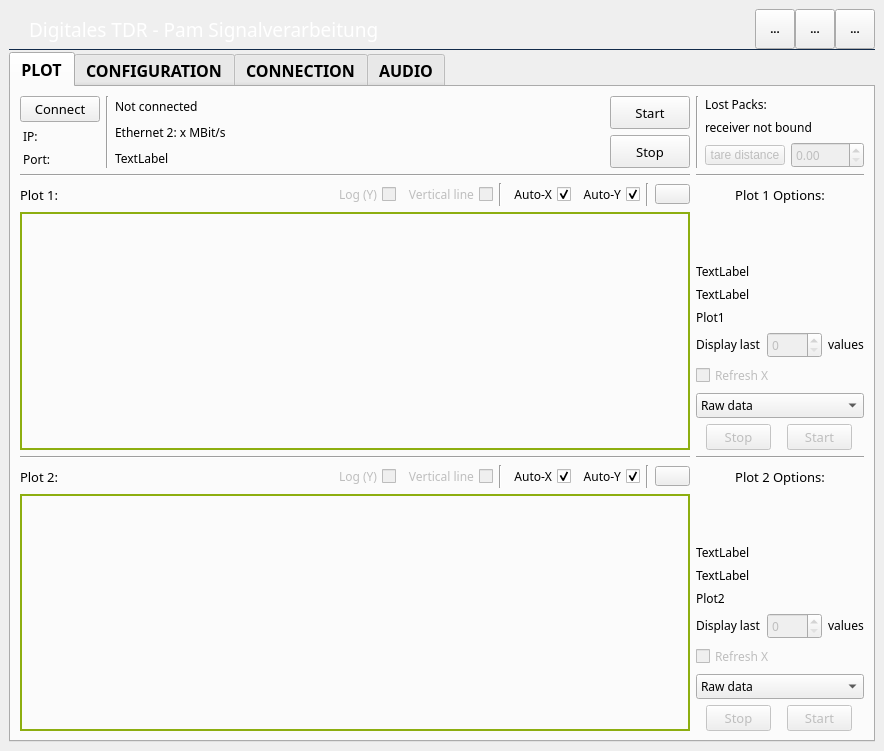
This is resources/Mainwindow.ui in arongrk/Pam as Qt 5 draws it before an edit. The edited form follows.
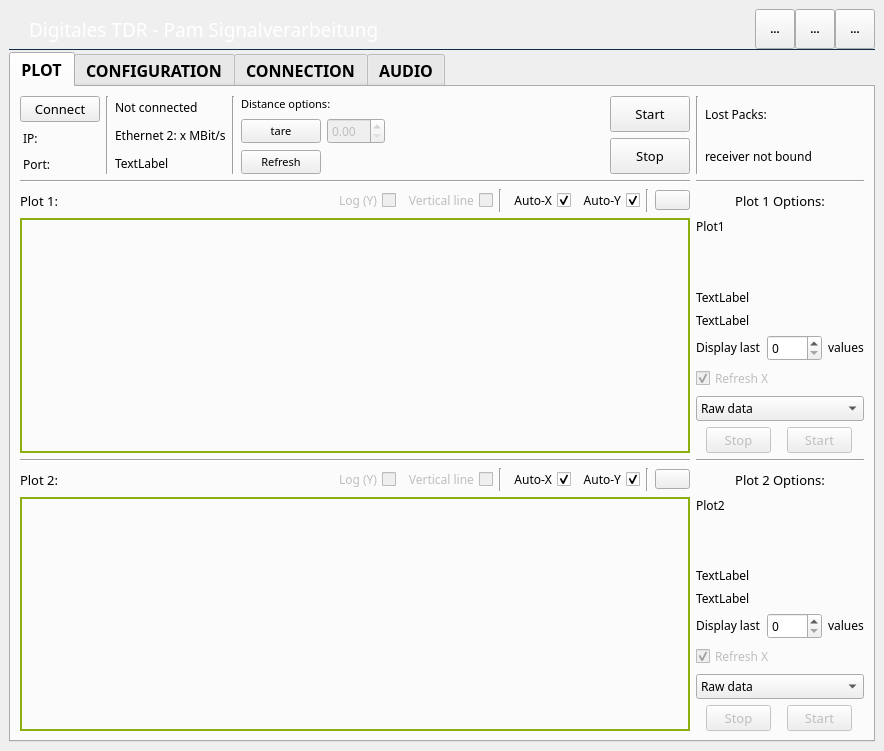
This is the edited form. Icons and pictures are not drawn. Custom widgets are drawn as their Qt base class.

Patch:
```diff
--- a/resources/Mainwindow.ui
+++ b/resources/Mainwindow.ui
@@ -439,8 +439,8 @@
             </item>
             <item row="6" column="1">
              <layout class="QGridLayout" name="gridLayout_5">
-              <item row="3" column="0">
-               <widget class="QLabel" name="label_22">
+              <item row="7" column="0">
+               <widget class="QComboBox" name="QComboBox_2">
                 <property name="font">
                  <font>
                   <family>RubFlama</family>
@@ -449,15 +449,90 @@
                   <bold>false</bold>
                  </font>
                 </property>
-                <property name="text">
-                 <string>Plot2</string>
-                </property>
-                <property name="textInteractionFlags">
-                 <set>Qt::LinksAccessibleByMouse|Qt::TextSelectableByKeyboard|Qt::TextSelectableByMouse</set>
-                </property>
+                <item>
+                 <property name="text">
+                  <string>Raw data</string>
+                 </property>
+                </item>
+                <item>
+                 <property name="text">
+                  <string>IRF</string>
+                 </property>
+                </item>
+                <item>
+                 <property name="text">
+                  <string>Distance</string>
+                 </property>
+                </item>
+                <item>
+                 <property name="text">
+                  <string>IRF Interpolated</string>
+                 </property>
+                </item>
                </widget>
               </item>
-              <item row="1" column="0">
+              <item row="5" column="0">
+               <layout class="QHBoxLayout" name="horizontalLayout_4">
+                <item>
+                 <widget class="QLabel" name="label_18">
+                  <property name="font">
+                   <font>
+                    <family>RubFlama</family>
+                    <pointsize>9</pointsize>
+                    <weight>50</weight>
+                    <bold>false</bold>
+                   </font>
+                  </property>
+                  <property name="text">
+                   <string>Display last</string>
+                  </property>
+                  <property name="textInteractionFlags">
+                   <set>Qt::LinksAccessibleByMouse|Qt::TextSelectableByKeyboard|Qt::TextSelectableByMouse</set>
+                  </property>
+                 </widget>
+                </item>
+                <item>
+                 <widget class="QSpinBox" name="last_values2">
+                  <property name="enabled">
+                   <bool>true</bool>
+                  </property>
+                  <property name="font">
+                   <font>
+                    <family>RubFlama</family>
+                    <pointsize>9</pointsize>
+                    <weight>50</weight>
+                    <bold>false</bold>
+                   </font>
+                  </property>
+                  <property name="maximum">
+                   <number>5000</number>
+                  </property>
+                  <property name="singleStep">
+                   <number>100</number>
+                  </property>
+                 </widget>
+                </item>
+                <item>
+                 <widget class="QLabel" name="label_29">
+                  <property name="font">
+                   <font>
+                    <family>RubFlama</family>
+                    <pointsize>9</pointsize>
+                    <weight>50</weight>
+                    <bold>false</bold>
+                   </font>
+                  </property>
+                  <property name="text">
+                   <string>values</string>
+                  </property>
+                  <property name="textInteractionFlags">
+                   <set>Qt::LinksAccessibleByMouse|Qt::TextSelectableByKeyboard|Qt::TextSelectableByMouse</set>
+                  </property>
+                 </widget>
+                </item>
+               </layout>
+              </item>
+              <item row="2" column="0">
                <widget class="QLabel" name="label_20">
                 <property name="font">
                  <font>
@@ -475,7 +550,7 @@
                 </property>
                </widget>
               </item>
-              <item row="7" column="0">
+              <item row="8" column="0">
                <layout class="QHBoxLayout" name="horizontalLayout_6">
                 <item>
                  <widget class="QPushButton" name="stop_plot2">
@@ -533,52 +608,7 @@
                 </item>
                </layout>
               </item>
-              <item row="6" column="0">
-               <widget class="QComboBox" name="QComboBox_2">
-                <property name="font">
-                 <font>
-                  <family>RubFlama</family>
-                  <pointsize>9</pointsize>
-                  <weight>50</weight>
-                  <bold>false</bold>
-                 </font>
-                </property>
-                <item>
-                 <property name="text">
-                  <string>Raw data</string>
-                 </property>
-                </item>
-                <item>
-                 <property name="text">
-                  <string>IRF</string>
-                 </property>
-                </item>
-                <item>
-                 <property name="text">
-                  <string>Distance</string>
-                 </property>
-                </item>
-                <item>
-                 <property name="text">
-                  <string>IRF Interpolated</string>
-                 </property>
-                </item>
-               </widget>
-              </item>
-              <item row="0" column="0">
-               <spacer name="verticalSpacer">
-                <property name="orientation">
-                 <enum>Qt::Vertical</enum>
-                </property>
-                <property name="sizeHint" stdset="0">
-                 <size>
-                  <width>20</width>
-                  <height>40</height>
-                 </size>
-                </property>
-               </spacer>
-              </item>
-              <item row="2" column="0">
+              <item row="3" column="0">
                <widget class="QLabel" name="label_19">
                 <property name="font">
                  <font>
@@ -596,7 +626,20 @@
                 </property>
                </widget>
               </item>
-              <item row="5" column="0">
+              <item row="1" column="0">
+               <spacer name="verticalSpacer">
+                <property name="orientation">
+                 <enum>Qt::Vertical</enum>
+                </property>
+                <property name="sizeHint" stdset="0">
+                 <size>
+                  <width>20</width>
+                  <height>40</height>
+                 </size>
+                </property>
+               </spacer>
+              </item>
+              <item row="6" column="0">
                <widget class="QCheckBox" name="refresh_x2">
                 <property name="enabled">
                  <bool>false</bool>
@@ -612,65 +655,28 @@
                 <property name="text">
                  <string>Refresh X</string>
                 </property>
+                <property name="checked">
+                 <bool>true</bool>
+                </property>
                </widget>
               </item>
-              <item row="4" column="0">
-               <layout class="QHBoxLayout" name="horizontalLayout_4">
-                <item>
-                 <widget class="QLabel" name="label_18">
-                  <property name="font">
-                   <font>
-                    <family>RubFlama</family>
-                    <pointsize>9</pointsize>
-                    <weight>50</weight>
-                    <bold>false</bold>
-                   </font>
-                  </property>
-                  <property name="text">
-                   <string>Display last</string>
-                  </property>
-                  <property name="textInteractionFlags">
-                   <set>Qt::LinksAccessibleByMouse|Qt::TextSelectableByKeyboard|Qt::TextSelectableByMouse</set>
-                  </property>
-                 </widget>
-                </item>
-                <item>
-                 <widget class="QSpinBox" name="last_values2">
-                  <property name="enabled">
-                   <bool>false</bool>
-                  </property>
-                  <property name="font">
-                   <font>
-                    <family>RubFlama</family>
-                    <pointsize>9</pointsize>
-                    <weight>50</weight>
-                    <bold>false</bold>
-                   </font>
-                  </property>
-                  <property name="maximum">
-                   <number>5000</number>
-                  </property>
-                 </widget>
-                </item>
-                <item>
-                 <widget class="QLabel" name="label_29">
-                  <property name="font">
-                   <font>
-                    <family>RubFlama</family>
-                    <pointsize>9</pointsize>
-                    <weight>50</weight>
-                    <bold>false</bold>
-                   </font>
-                  </property>
-                  <property name="text">
-                   <string>values</string>
-                  </property>
-                  <property name="textInteractionFlags">
-                   <set>Qt::LinksAccessibleByMouse|Qt::TextSelectableByKeyboard|Qt::TextSelectableByMouse</set>
-                  </property>
-                 </widget>
-                </item>
-               </layout>
+              <item row="0" column="0">
+               <widget class="QLabel" name="label_22">
+                <property name="font">
+                 <font>
+                  <family>RubFlama</family>
+                  <pointsize>9</pointsize>
+                  <weight>50</weight>
+                  <bold>false</bold>
+                 </font>
+                </property>
+                <property name="text">
+                 <string>Plot2</string>
+                </property>
+                <property name="textInteractionFlags">
+                 <set>Qt::LinksAccessibleByMouse|Qt::TextSelectableByKeyboard|Qt::TextSelectableByMouse</set>
+                </property>
+               </widget>
               </item>
              </layout>
             </item>
@@ -837,72 +843,60 @@
              </layout>
             </item>
             <item row="3" column="1">
-             <layout class="QGridLayout" name="gridLayout_4">
-              <item row="7" column="0">
-               <layout class="QHBoxLayout" name="horizontalLayout_5">
-                <item>
-                 <widget class="QPushButton" name="stop_plot1">
-                  <property name="enabled">
-                   <bool>false</bool>
-                  </property>
-                  <property name="sizePolicy">
-                   <sizepolicy hsizetype="Fixed" vsizetype="Fixed">
-                    <horstretch>0</horstretch>
-                    <verstretch>0</verstretch>
-                   </sizepolicy>
-                  </property>
-                  <property name="maximumSize">
-                   <size>
-                    <width>65</width>
-                    <height>16777215</height>
-                   </size>
-                  </property>
-                  <property name="font">
-                   <font>
-                    <family>RubFlama</family>
-                    <pointsize>10</pointsize>
-                    <weight>50</weight>
-                    <bold>false</bold>
-                   </font>
-                  </property>
-                  <property name="styleSheet">
-                   <string notr="true"/>
-                  </property>
-                  <property name="text">
-                   <string>Stop</string>
-                  </property>
-                 </widget>
-                </item>
-                <item>
-                 <widget class="QPushButton" name="start_plot1">
-                  <property name="enabled">
-                   <bool>false</bool>
-                  </property>
-                  <property name="maximumSize">
-                   <size>
-                    <width>65</width>
-                    <height>16777215</height>
-                   </size>
-                  </property>
-                  <property name="font">
-                   <font>
-                    <family>RubFlama</family>
-                    <pointsize>10</pointsize>
-                    <weight>50</weight>
-                    <bold>false</bold>
-                   </font>
-                  </property>
-                  <property name="styleSheet">
-                   <string notr="true"/>
-                  </property>
-                  <property name="text">
-                   <string>Start</string>
-                  </property>
-                 </widget>
-                </item>
-               </layout>
+             <layout class="QVBoxLayout" name="verticalLayout_8">
+              <item>
+               <widget class="QLabel" name="label_12">
+                <property name="font">
+                 <font>
+                  <family>RubFlama</family>
+                  <pointsize>9</pointsize>
+                  <weight>50</weight>
+                  <bold>false</bold>
+                 </font>
+                </property>
+                <property name="text">
+                 <string>Plot1</string>
+                </property>
+                <property name="textInteractionFlags">
+                 <set>Qt::LinksAccessibleByMouse|Qt::TextSelectableByKeyboard|Qt::TextSelectableByMouse</set>
+                </property>
+               </widget>
               </item>
-              <item row="2" column="0">
+              <item>
+               <spacer name="verticalSpacer_2">
+                <property name="orientation">
+                 <enum>Qt::Vertical</enum>
+                </property>
+                <property name="sizeHint" stdset="0">
+                 <size>
+                  <width>20</width>
+                  <height>40</height>
+                 </size>
+                </property>
+               </spacer>
+              </item>
+              <item>
+               <widget class="QLabel" name="label_16">
+                <property name="font">
+                 <font>
+                  <family>RubFlama</family>
+                  <pointsize>9</pointsize>
+                  <weight>50</weight>
+                  <bold>false</bold>
+                 </font>
+                </property>
+                <property name="cursor">
+                 <cursorShape>IBeamCursor</cursorShape>
+                </property>
+                <property name="text">
+                 <string>TextLabel</string>
+                </property>
+                <property name="textInteractionFlags">
+                 <set>Qt::LinksAccessibleByMouse|Qt::TextSelectableByKeyboard|Qt::TextSelectableByMouse</set>
+                </property>
+               </widget>
+              </item>
+              <item>
                <widget class="QLabel" name="label_15">
                 <property name="font">
                  <font>
@@ -923,39 +917,7 @@
                 </property>
                </widget>
               </item>
-              <item row="6" column="0">
-               <widget class="QComboBox" name="QComboBox_1">
-                <property name="font">
-                 <font>
-                  <family>RubFlama</family>
-                  <pointsize>9</pointsize>
-                  <weight>50</weight>
-                  <bold>false</bold>
-                 </font>
-                </property>
-                <item>
-                 <property name="text">
-                  <string>Raw data</string>
-                 </property>
-                </item>
-                <item>
-                 <property name="text">
-                  <string>IRF</string>
-                 </property>
-                </item>
-                <item>
-                 <property name="text">
-                  <string>Distance</string>
-                 </property>
-                </item>
-                <item>
-                 <property name="text">
-                  <string>IRF Interpolated</string>
-                 </property>
-                </item>
-               </widget>
-              </item>
-              <item row="4" column="0">
+              <item>
                <layout class="QHBoxLayout" name="horizontalLayout_3">
                 <item>
                  <widget class="QLabel" name="label_14">
@@ -978,7 +940,7 @@
                 <item>
                  <widget class="QSpinBox" name="last_values1">
                   <property name="enabled">
-                   <bool>false</bool>
+                   <bool>true</bool>
                   </property>
                   <property name="font">
                    <font>
@@ -991,6 +953,9 @@
                   <property name="maximum">
                    <number>5000</number>
                   </property>
+                  <property name="singleStep">
+                   <number>100</number>
+                  </property>
                  </widget>
                 </item>
                 <item>
@@ -1013,7 +978,7 @@
                 </item>
                </layout>
               </item>
-              <item row="5" column="0">
+              <item>
                <widget class="QCheckBox" name="refresh_x1">
                 <property name="enabled">
                  <bool>false</bool>
@@ -1029,41 +994,13 @@
                 <property name="text">
                  <string>Refresh X</string>
                 </property>
-               </widget>
-              </item>
-              <item row="3" column="0">
-               <widget class="QLabel" name="label_12">
-                <property name="font">
-                 <font>
-                  <family>RubFlama</family>
-                  <pointsize>9</pointsize>
-                  <weight>50</weight>
-                  <bold>false</bold>
-                 </font>
+                <property name="checked">
+                 <bool>true</bool>
                 </property>
-                <property name="text">
-                 <string>Plot1</string>
-                </property>
-                <property name="textInteractionFlags">
-                 <set>Qt::LinksAccessibleByMouse|Qt::TextSelectableByKeyboard|Qt::TextSelectableByMouse</set>
-                </property>
                </widget>
               </item>
-              <item row="0" column="0">
-               <spacer name="verticalSpacer_2">
-                <property name="orientation">
-                 <enum>Qt::Vertical</enum>
-                </property>
-                <property name="sizeHint" stdset="0">
-                 <size>
-                  <width>20</width>
-                  <height>40</height>
-                 </size>
-                </property>
-               </spacer>
-              </item>
-              <item row="1" column="0">
-               <widget class="QLabel" name="label_16">
+              <item>
+               <widget class="QComboBox" name="QComboBox_1">
                 <property name="font">
                  <font>
                   <family>RubFlama</family>
@@ -1072,17 +1009,92 @@
                   <bold>false</bold>
                  </font>
                 </property>
-                <property name="cursor">
-                 <cursorShape>IBeamCursor</cursorShape>
-                </property>
-                <property name="text">
-                 <string>TextLabel</string>
-                </property>
-                <property name="textInteractionFlags">
-                 <set>Qt::LinksAccessibleByMouse|Qt::TextSelectableByKeyboard|Qt::TextSelectableByMouse</set>
-                </property>
+                <item>
+                 <property name="text">
+                  <string>Raw data</string>
+                 </property>
+                </item>
+                <item>
+                 <property name="text">
+                  <string>IRF</string>
+                 </property>
+                </item>
+                <item>
+                 <property name="text">
+                  <string>Distance</string>
+                 </property>
+                </item>
+                <item>
+                 <property name="text">
+                  <string>IRF Interpolated</string>
+                 </property>
+                </item>
                </widget>
               </item>
+              <item>
+               <layout class="QHBoxLayout" name="horizontalLayout_5">
+                <item>
+                 <widget class="QPushButton" name="stop_plot1">
+                  <property name="enabled">
+                   <bool>false</bool>
+                  </property>
+                  <property name="sizePolicy">
+                   <sizepolicy hsizetype="Fixed" vsizetype="Fixed">
+                    <horstretch>0</horstretch>
+                    <verstretch>0</verstretch>
+                   </sizepolicy>
+                  </property>
+                  <property name="maximumSize">
+                   <size>
+                    <width>65</width>
+                    <height>16777215</height>
+                   </size>
+                  </property>
+                  <property name="font">
+                   <font>
+                    <family>RubFlama</family>
+                    <pointsize>10</pointsize>
+                    <weight>50</weight>
+                    <bold>false</bold>
+                   </font>
+                  </property>
+                  <property name="styleSheet">
+                   <string notr="true"/>
+                  </property>
+                  <property name="text">
+                   <string>Stop</string>
+                  </property>
+                 </widget>
+                </item>
+                <item>
+                 <widget class="QPushButton" name="start_plot1">
+                  <property name="enabled">
+                   <bool>false</bool>
+                  </property>
+                  <property name="maximumSize">
+                   <size>
+                    <width>65</width>
+                    <height>16777215</height>
+                   </size>
+                  </property>
+                  <property name="font">
+                   <font>
+                    <family>RubFlama</family>
+                    <pointsize>10</pointsize>
+                    <weight>50</weight>
+                    <bold>false</bold>
+                   </font>
+                  </property>
+                  <property name="styleSheet">
+                   <string notr="true"/>
+                  </property>
+                  <property name="text">
+                   <string>Start</string>
+                  </property>
+                 </widget>
+                </item>
+               </layout>
+              </item>
              </layout>
             </item>
             <item row="1" column="0">
@@ -1139,7 +1151,7 @@
              </widget>
             </item>
             <item row="0" column="0">
-             <layout class="QHBoxLayout" name="horizontalLayout_2" stretch="0,0,0,0,0,0">
+             <layout class="QHBoxLayout" name="horizontalLayout_2" stretch="0,0,0,0,0,0,0,0,0">
               <item>
                <layout class="QVBoxLayout" name="verticalLayout">
                 <item>
@@ -1278,6 +1290,75 @@
                 </item>
                </layout>
               </item>
+              <item>
+               <widget class="Line" name="line_11">
+                <property name="orientation">
+                 <enum>Qt::Vertical</enum>
+                </property>
+               </widget>
+              </item>
+              <item>
+               <layout class="QVBoxLayout" name="verticalLayout_9"/>
+              </item>
+              <item>
+               <layout class="QVBoxLayout" name="verticalLayout_10">
+                <item>
+                 <widget class="QLabel" name="label_34">
+                  <property name="text">
+                   <string>Distance options:</string>
+                  </property>
+                  <property name="alignment">
+                   <set>Qt::AlignLeading|Qt::AlignLeft|Qt::AlignVCenter</set>
+                  </property>
+                 </widget>
+                </item>
+                <item>
+                 <layout class="QHBoxLayout" name="horizontalLayout_12">
+                  <property name="spacing">
+                   <number>6</number>
+                  </property>
+                  <item>
+                   <widget class="QPushButton" name="tare_distance">
+                    <property name="text">
+                     <string>tare</string>
+                    </property>
+                   </widget>
+                  </item>
+                  <item>
+                   <widget class="QDoubleSpinBox" name="distance_const">
+                    <property name="enabled">
+                     <bool>false</bool>
+                    </property>
+                    <property name="font">
+                     <font>
+                      <family>RubFlama</family>
+                      <pointsize>9</pointsize>
+                      <weight>50</weight>
+                      <bold>false</bold>
+                     </font>
+                    </property>
+                   </widget>
+                  </item>
+                 </layout>
+                </item>
+                <item>
+                 <widget class="QPushButton" name="refresh_distance_button">
+                  <property name="enabled">
+                   <bool>true</bool>
+                  </property>
+                  <property name="sizePolicy">
+                   <sizepolicy hsizetype="Maximum" vsizetype="Fixed">
+                    <horstretch>0</horstretch>
+                    <verstretch>0</verstretch>
+                   </sizepolicy>
+                  </property>
+                  <property name="text">
+                   <string>Refresh</string>
+                  </property>
+                 </widget>
+                </item>
+               </layout>
+              </item>
               <item>
                <spacer name="horizontalSpacer_2">
                 <property name="orientation">
@@ -1407,58 +1488,6 @@
                     </property>
                    </widget>
                   </item>
-                  <item>
-                   <layout class="QHBoxLayout" name="horizontalLayout_12">
-                    <item>
-                     <widget class="QPushButton" name="tare_distance">
-                      <property name="enabled">
-                       <bool>false</bool>
-                      </property>
-                      <property name="sizePolicy">
-                       <sizepolicy hsizetype="Minimum" vsizetype="Minimum">
-                        <horstretch>0</horstretch>
-                        <verstretch>0</verstretch>
-                       </sizepolicy>
-                      </property>
-                      <property name="maximumSize">
-                       <size>
-                        <width>16777215</width>
-                        <height>20</height>
-                       </size>
-                      </property>
-                      <property name="font">
-                       <font>
-                        <family>MS Shell Dlg 2</family>
-                        <pointsize>9</pointsize>
-                        <weight>50</weight>
-                        <bold>false</bold>
-                       </font>
-                      </property>
-                      <property name="styleSheet">
-                       <string notr="true"/>
-                      </property>
-                      <property name="text">
-                       <string>tare distance</string>
-                      </property>
-                     </widget>
-                    </item>
-                    <item>
-                     <widget class="QDoubleSpinBox" name="distance_const">
-                      <property name="enabled">
-                       <bool>false</bool>
-                      </property>
-                      <property name="font">
-                       <font>
-                        <family>RubFlama</family>
-                        <pointsize>9</pointsize>
-                        <weight>50</weight>
-                        <bold>false</bold>
-                       </font>
-                      </property>
-                     </widget>
-                    </item>
-                   </layout>
-                  </item>
                  </layout>
                 </item>
                </layout>
@@ -2155,11 +2184,38 @@
          <attribute name="title">
           <string>AUDIO</string>
          </attribute>
-         <layout class="QGridLayout" name="gridLayout_10" rowstretch="1,1">
-          <item row="0" column="0">
+         <layout class="QVBoxLayout" name="verticalLayout_11">
+          <item>
+           <widget class="QLabel" name="label_35">
+            <property name="text">
+             <string>Volume:</string>
+            </property>
+           </widget>
+          </item>
+          <item>
+           <widget class="QSlider" name="volume_slider">
+            <property name="maximum">
+             <number>100</number>
+            </property>
+            <property name="value">
+             <number>20</number>
+            </property>
+            <property name="orientation">
+             <enum>Qt::Horizontal</enum>
+            </property>
+           </widget>
+          </item>
+          <item>
+           <widget class="QLabel" name="label_36">
+            <property name="text">
+             <string>Frequency:</string>
+            </property>
+           </widget>
+          </item>
+          <item>
            <widget class="QSlider" name="frequency_slider">
             <property name="enabled">
-             <bool>true</bool>
+             <bool>false</bool>
             </property>
             <property name="maximum">
              <number>10000</number>
@@ -2169,7 +2225,7 @@
             </property>
            </widget>
           </item>
-          <item row="1" column="0">
+          <item>
            <layout class="QHBoxLayout" name="horizontalLayout_8">
             <item>
              <widget class="QPushButton" name="start_sound_button">
@@ -2187,6 +2243,19 @@
             </item>
            </layout>
           </item>
+          <item>
+           <spacer name="verticalSpacer_7">
+            <property name="orientation">
+             <enum>Qt::Vertical</enum>
+            </property>
+            <property name="sizeHint" stdset="0">
+             <size>
+              <width>20</width>
+              <height>40</height>
+             </size>
+            </property>
+           </spacer>
+          </item>
          </layout>
         </widget>
        </widget>
```
